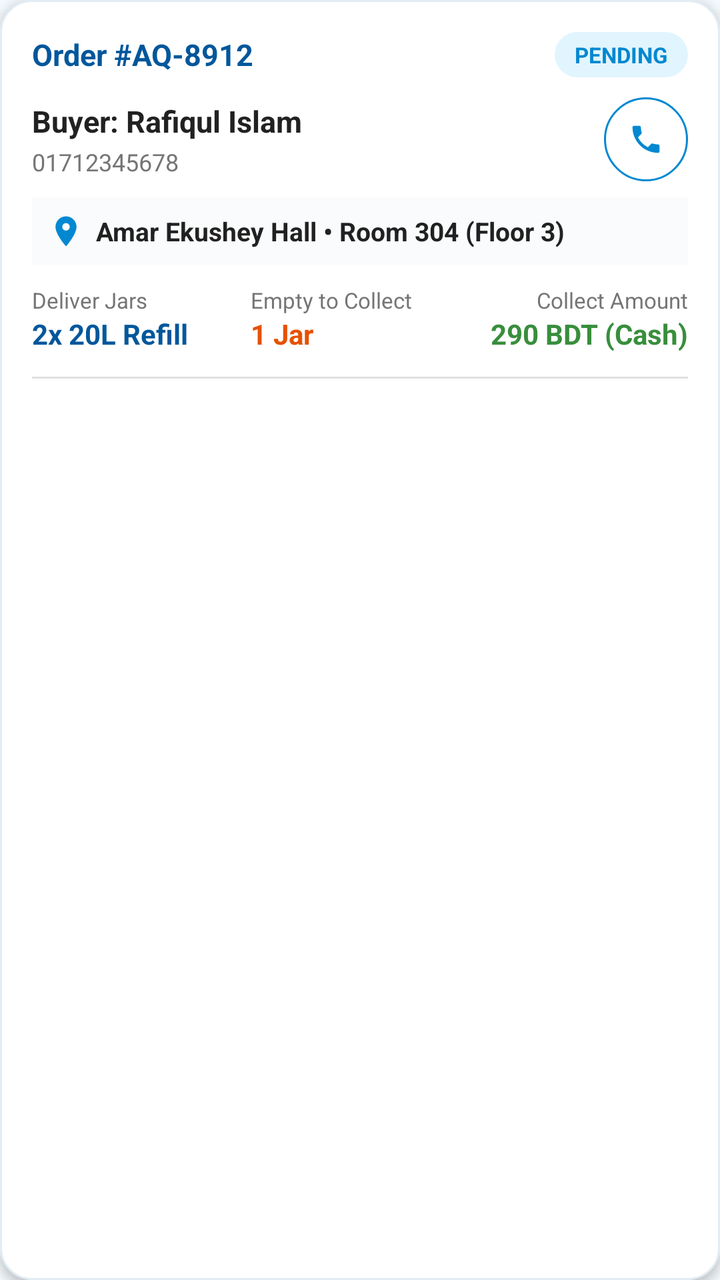
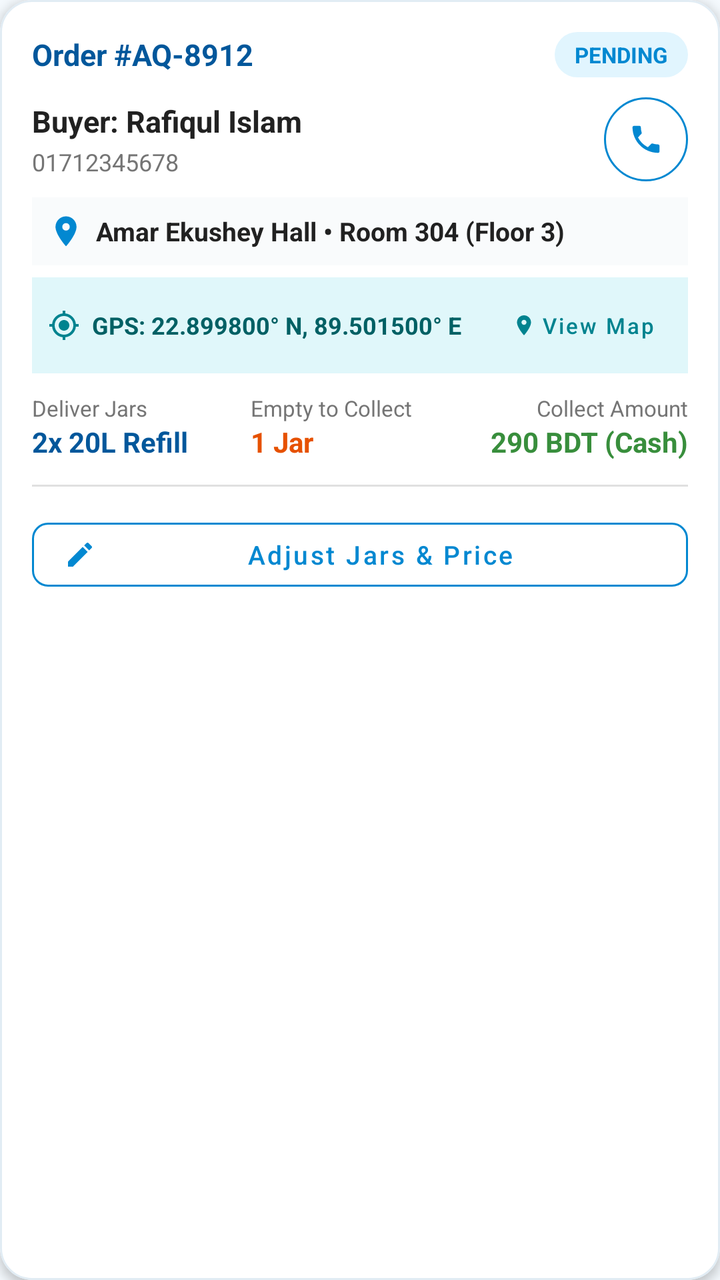

Two renders of the same Android screen: before a commit and after it. Below are the layout's source before the change and the commit's diff.
<!-- AndroidManifest.xml: application theme Theme.AquaDrop -->
<!-- res/layout/item_seller_order.xml -->
<?xml version="1.0" encoding="utf-8"?>
<com.google.android.material.card.MaterialCardView xmlns:android="http://schemas.android.com/apk/res/android"
    xmlns:app="http://schemas.android.com/apk/res-auto"
    android:layout_width="match_parent"
    android:layout_height="wrap_content"
    android:layout_marginBottom="14dp"
    app:cardBackgroundColor="@color/card_background"
    app:cardCornerRadius="16dp"
    app:cardElevation="3dp"
    app:strokeColor="@color/card_stroke"
    app:strokeWidth="1dp">

    <LinearLayout
        android:layout_width="match_parent"
        android:layout_height="wrap_content"
        android:orientation="vertical"
        android:padding="16dp">

        
        <LinearLayout
            android:layout_width="match_parent"
            android:layout_height="wrap_content"
            android:gravity="center_vertical"
            android:orientation="horizontal">

            <TextView
                android:id="@+id/tvSellerOrderId"
                android:layout_width="wrap_content"
                android:layout_height="wrap_content"
                android:text="Order #AQ-8912"
                android:textColor="@color/primary_dark"
                android:textSize="15sp"
                android:textStyle="bold" />

            <TextView
                android:id="@+id/tvUrgentBadge"
                android:layout_width="wrap_content"
                android:layout_height="wrap_content"
                android:layout_marginStart="8dp"
                android:background="#FFEBEE"
                android:paddingStart="8dp"
                android:paddingTop="2dp"
                android:paddingEnd="8dp"
                android:paddingBottom="2dp"
                android:text="EXPRESS"
                android:textColor="@color/urgent_red"
                android:textSize="10sp"
                android:textStyle="bold"
                android:visibility="gone" />

            <View
                android:layout_width="0dp"
                android:layout_height="1dp"
                android:layout_weight="1" />

            <TextView
                android:id="@+id/tvSellerOrderStatus"
                android:layout_width="wrap_content"
                android:layout_height="wrap_content"
                android:background="@drawable/bg_badge"
                android:text="PENDING"
                android:textColor="@color/primary"
                android:textSize="11sp"
                android:textStyle="bold" />
        </LinearLayout>

        
        <LinearLayout
            android:layout_width="match_parent"
            android:layout_height="wrap_content"
            android:layout_marginTop="10dp"
            android:gravity="center_vertical"
            android:orientation="horizontal">

            <LinearLayout
                android:layout_width="0dp"
                android:layout_height="wrap_content"
                android:layout_weight="1"
                android:orientation="vertical">

                <TextView
                    android:id="@+id/tvBuyerName"
                    android:layout_width="wrap_content"
                    android:layout_height="wrap_content"
                    android:text="Buyer: Rafiqul Islam"
                    android:textColor="@color/text_primary"
                    android:textSize="15sp"
                    android:textStyle="bold" />

                <TextView
                    android:id="@+id/tvBuyerPhone"
                    android:layout_width="wrap_content"
                    android:layout_height="wrap_content"
                    android:layout_marginTop="2dp"
                    android:text="01712345678"
                    android:textColor="@color/text_secondary"
                    android:textSize="12sp" />
            </LinearLayout>

            <com.google.android.material.button.MaterialButton
                android:id="@+id/btnCallBuyer"
                style="@style/Widget.MaterialComponents.Button.OutlinedButton"
                android:layout_width="42dp"
                android:layout_height="42dp"
                android:insetLeft="0dp"
                android:insetTop="0dp"
                android:insetRight="0dp"
                android:insetBottom="0dp"
                android:padding="0dp"
                app:cornerRadius="21dp"
                app:icon="@drawable/ic_call"
                app:iconGravity="textStart"
                app:iconPadding="0dp"
                app:iconSize="18dp"
                app:iconTint="@color/primary"
                app:strokeColor="@color/primary" />
        </LinearLayout>

        
        <LinearLayout
            android:layout_width="match_parent"
            android:layout_height="wrap_content"
            android:layout_marginTop="8dp"
            android:background="#F9FBFC"
            android:gravity="center_vertical"
            android:orientation="horizontal"
            android:padding="8dp">

            <ImageView
                android:layout_width="18dp"
                android:layout_height="18dp"
                android:contentDescription="Location"
                android:src="@drawable/ic_location_pin"
                app:tint="@color/primary" />

            <TextView
                android:id="@+id/tvDeliveryAddress"
                android:layout_width="wrap_content"
                android:layout_height="wrap_content"
                android:layout_marginStart="6dp"
                android:text="Amar Ekushey Hall • Room 304 (Floor 3)"
                android:textColor="@color/text_primary"
                android:textSize="13sp"
                android:textStyle="bold" />
        </LinearLayout>

        
        <LinearLayout
            android:layout_width="match_parent"
            android:layout_height="wrap_content"
            android:layout_marginTop="10dp"
            android:orientation="horizontal">

            <LinearLayout
                android:layout_width="0dp"
                android:layout_height="wrap_content"
                android:layout_weight="1"
                android:orientation="vertical">

                <TextView
                    android:layout_width="wrap_content"
                    android:layout_height="wrap_content"
                    android:text="Deliver Jars"
                    android:textColor="@color/text_secondary"
                    android:textSize="11sp" />

                <TextView
                    android:id="@+id/tvJarsToDeliver"
                    android:layout_width="wrap_content"
                    android:layout_height="wrap_content"
                    android:text="2x 20L Refill"
                    android:textColor="@color/primary_dark"
                    android:textSize="14sp"
                    android:textStyle="bold" />
            </LinearLayout>

            <LinearLayout
                android:layout_width="0dp"
                android:layout_height="wrap_content"
                android:layout_weight="1"
                android:orientation="vertical">

                <TextView
                    android:layout_width="wrap_content"
                    android:layout_height="wrap_content"
                    android:text="Empty to Collect"
                    android:textColor="@color/text_secondary"
                    android:textSize="11sp" />

                <TextView
                    android:id="@+id/tvJarsToCollect"
                    android:layout_width="wrap_content"
                    android:layout_height="wrap_content"
                    android:text="1 Jar"
                    android:textColor="#E65100"
                    android:textSize="14sp"
                    android:textStyle="bold" />
            </LinearLayout>

            <LinearLayout
                android:layout_width="0dp"
                android:layout_height="wrap_content"
                android:layout_weight="1"
                android:gravity="end"
                android:orientation="vertical">

                <TextView
                    android:layout_width="wrap_content"
                    android:layout_height="wrap_content"
                    android:text="Collect Amount"
                    android:textColor="@color/text_secondary"
                    android:textSize="11sp" />

                <TextView
                    android:id="@+id/tvPaymentSummary"
                    android:layout_width="wrap_content"
                    android:layout_height="wrap_content"
                    android:text="290 BDT (Cash)"
                    android:textColor="@color/success_green"
                    android:textSize="14sp"
                    android:textStyle="bold" />
            </LinearLayout>
        </LinearLayout>

        <TextView
            android:id="@+id/tvBkashTrxDetails"
            android:layout_width="wrap_content"
            android:layout_height="wrap_content"
            android:layout_marginTop="4dp"
            android:text="bKash TrxID: 9J28DA1 (Paid)"
            android:textColor="@color/primary"
            android:textSize="11sp"
            android:visibility="gone" />

        <View
            android:layout_width="match_parent"
            android:layout_height="1dp"
            android:layout_marginTop="12dp"
            android:layout_marginBottom="12dp"
            android:background="@color/divider" />

        

        
        <com.google.android.material.button.MaterialButton
            android:id="@+id/btnAcceptOrder"
            android:layout_width="match_parent"
            android:layout_height="46dp"
            android:backgroundTint="@color/primary"
            android:text="Accept Order"
            android:textAllCaps="false"
            android:textColor="@color/white"
            android:textSize="13sp"
            android:visibility="gone"
            app:cornerRadius="8dp" />

        
        <com.google.android.material.button.MaterialButton
            android:id="@+id/btnStartDelivery"
            android:layout_width="match_parent"
            android:layout_height="46dp"
            android:backgroundTint="@color/accent"
            android:text="Start Van Delivery (Go Live)"
            android:textAllCaps="false"
            android:textColor="@color/white"
            android:textSize="13sp"
            android:visibility="gone"
            app:cornerRadius="8dp"
            app:icon="@drawable/ic_delivery_van"
            app:iconSize="18dp"
            app:iconTint="@color/white" />

        
        <LinearLayout
            android:id="@+id/llOutForDeliveryActions"
            android:layout_width="match_parent"
            android:layout_height="wrap_content"
            android:orientation="horizontal"
            android:visibility="gone">

            <com.google.android.material.button.MaterialButton
                android:id="@+id/btnOpenLiveMap"
                style="@style/Widget.MaterialComponents.Button.OutlinedButton"
                android:layout_width="0dp"
                android:layout_height="46dp"
                android:layout_marginEnd="6dp"
                android:layout_weight="1"
                android:text="Open Live Map"
                android:textAllCaps="false"
                android:textColor="@color/primary"
                android:textSize="12sp"
                app:cornerRadius="8dp"
                app:icon="@drawable/ic_location_pin"
                app:iconSize="16dp"
                app:iconTint="@color/primary"
                app:strokeColor="@color/primary" />

            <com.google.android.material.button.MaterialButton
                android:id="@+id/btnScanBuyerQr"
                android:layout_width="0dp"
                android:layout_height="46dp"
                android:layout_marginStart="6dp"
                android:layout_weight="1"
                android:backgroundTint="@color/success_green"
                android:text="Scan Buyer QR"
                android:textAllCaps="false"
                android:textColor="@color/white"
                android:textSize="12sp"
                app:cornerRadius="8dp"
                app:icon="@drawable/ic_qr_code"
                app:iconSize="16dp"
                app:iconTint="@color/white" />
        </LinearLayout>

        
        <TextView
            android:id="@+id/tvDeliveredConfirmation"
            android:layout_width="match_parent"
            android:layout_height="wrap_content"
            android:gravity="center"
            android:padding="6dp"
            android:text="✓ Order delivered and bottle ledger synchronized."
            android:textColor="@color/success_green"
            android:textSize="12sp"
            android:textStyle="bold"
            android:visibility="gone" />

    </LinearLayout>

</com.google.android.material.card.MaterialCardView>
<!-- resources referenced by this layout -->
<resources>
  <color name="accent">#00BCD4</color>
  <color name="card_background">#FFFFFF</color>
  <color name="card_stroke">#E1ECF4</color>
  <color name="divider">#E0E0E0</color>
  <color name="primary">#0288D1</color>
  <color name="primary_dark">#01579B</color>
  <color name="success_green">#388E3C</color>
  <color name="text_primary">#212121</color>
  <color name="text_secondary">#757575</color>
  <color name="urgent_red">#D32F2F</color>
  <color name="white">#FFFFFF</color>
  <!-- drawable bg_badge (drawable) -->
  <?xml version="1.0" encoding="utf-8"?>
  <shape xmlns:android="http://schemas.android.com/apk/res/android"
      android:shape="rectangle">
      <corners android:radius="12dp" />
      <solid android:color="#E1F5FE" />
      <padding
          android:left="10dp"
          android:top="4dp"
          android:right="10dp"
          android:bottom="4dp" />
  </shape>
  <!-- drawable ic_call (drawable) -->
  <vector xmlns:android="http://schemas.android.com/apk/res/android"
      android:width="24dp"
      android:height="24dp"
      android:viewportWidth="24"
      android:viewportHeight="24">
      <path
          android:fillColor="#0288D1"
          android:pathData="M20.01,15.38c-1.23,0 -2.42,-0.2 -3.53,-0.56 -0.35,-0.12 -0.74,-0.03 -1.02,0.24l-2.2,2.2c-2.83,-1.44 -5.15,-3.75 -6.59,-6.59l2.2,-2.21c0.28,-0.26 0.36,-0.65 0.25,-1C8.76,6.35 8.56,5.16 8.56,3.93 8.56,3.42 8.14,3 7.63,3H4.06C3.55,3 3,3.42 3,3.93 3,13.36 10.64,21 20.07,21c0.51,0 0.93,-0.42 0.93,-0.93v-3.69c0,-0.51 -0.42,-0.93 -0.99,-1z" />
  </vector>
  <!-- drawable ic_delivery_van (drawable) -->
  <vector xmlns:android="http://schemas.android.com/apk/res/android"
      android:width="24dp"
      android:height="24dp"
      android:viewportWidth="24"
      android:viewportHeight="24">
      <path
          android:fillColor="#0288D1"
          android:pathData="M20,8h-3V4H1v13h2c0,1.66 1.34,3 3,3s3,-1.34 3,-3h6c0,1.66 1.34,3 3,3s3,-1.34 3,-3h2v-5l-4,-4zM6,18.5c-0.83,0 -1.5,-0.67 -1.5,-1.5s0.67,-1.5 1.5,-1.5 1.5,0.67 1.5,1.5 -0.67,1.5 -1.5,1.5zM18,18.5c-0.83,0 -1.5,-0.67 -1.5,-1.5s0.67,-1.5 1.5,-1.5 1.5,0.67 1.5,1.5 -0.67,1.5 -1.5,1.5zM17,12V9.5h2.5l2,2.5H17z" />
  </vector>
  <!-- drawable ic_location_pin (drawable) -->
  <vector xmlns:android="http://schemas.android.com/apk/res/android"
      android:width="24dp"
      android:height="24dp"
      android:viewportWidth="24"
      android:viewportHeight="24">
      <path
          android:fillColor="#0288D1"
          android:pathData="M12,2C8.13,2 5,5.13 5,9c0,5.25 7,13 7,13s7,-7.75 7,-13c0,-3.87 -3.13,-7 -7,-7zM12,11.5c-1.38,0 -2.5,-1.12 -2.5,-2.5s1.12,-2.5 2.5,-2.5 2.5,1.12 2.5,2.5 -1.12,2.5 -2.5,2.5z" />
  </vector>
  <color name="background">#F4F9FD</color>
  <!-- unchanged entries left out for length: 2 -->
</resources>

<!-- the commit's change to res/layout/item_seller_order.xml (unified diff, before → after) -->
@@ -146,6 +146,54 @@
 
         
         <LinearLayout
+            android:id="@+id/llSellerGpsRow"
+            android:layout_width="match_parent"
+            android:layout_height="wrap_content"
+            android:layout_marginTop="6dp"
+            android:background="#E0F7FA"
+            android:gravity="center_vertical"
+            android:orientation="horizontal"
+            android:padding="8dp">
+
+            <ImageView
+                android:layout_width="16dp"
+                android:layout_height="16dp"
+                android:contentDescription="GPS"
+                android:src="@drawable/ic_gps"
+                app:tint="#00838F" />
+
+            <TextView
+                android:id="@+id/tvBuyerGpsCoordinates"
+                android:layout_width="0dp"
+                android:layout_height="wrap_content"
+                android:layout_marginStart="6dp"
+                android:layout_weight="1"
+                android:text="GPS: 22.899800° N, 89.501500° E"
+                android:textColor="#006064"
+                android:textSize="12sp"
+                android:textStyle="bold" />
+
+            <com.google.android.material.button.MaterialButton
+                android:id="@+id/btnViewGpsOnMap"
+                style="@style/Widget.MaterialComponents.Button.TextButton"
+                android:layout_width="wrap_content"
+                android:layout_height="32dp"
+                android:insetTop="0dp"
+                android:insetBottom="0dp"
+                android:paddingStart="8dp"
+                android:paddingEnd="8dp"
+                android:text="View Map"
+                android:textAllCaps="false"
+                android:textColor="#00838F"
+                android:textSize="11sp"
+                app:icon="@drawable/ic_location_pin"
+                app:iconPadding="2dp"
+                app:iconSize="12dp"
+                app:iconTint="#00838F" />
+        </LinearLayout>
+
+        
+        <LinearLayout
             android:layout_width="match_parent"
             android:layout_height="wrap_content"
             android:layout_marginTop="10dp"
@@ -240,19 +288,39 @@
             android:background="@color/divider" />
 
         
+        <com.google.android.material.button.MaterialButton
+            android:id="@+id/btnEditOrder"
+            style="@style/Widget.MaterialComponents.Button.OutlinedButton"
+            android:layout_width="match_parent"
+            android:layout_height="44dp"
+            android:layout_marginBottom="8dp"
+            android:text="Adjust Jars &amp; Price"
+            android:textAllCaps="false"
+            android:textColor="@color/primary"
+            android:textSize="13sp"
+            app:cornerRadius="8dp"
+            app:icon="@drawable/ic_edit"
+            app:iconSize="16dp"
+            app:iconTint="@color/primary"
+            app:strokeColor="@color/primary" />
+
+        
 
         
         <com.google.android.material.button.MaterialButton
             android:id="@+id/btnAcceptOrder"
             android:layout_width="match_parent"
-            android:layout_height="46dp"
+            android:layout_height="48dp"
             android:backgroundTint="@color/primary"
-            android:text="Accept Order"
+            android:text="Accept Order &amp; Start Delivery"
             android:textAllCaps="false"
             android:textColor="@color/white"
             android:textSize="13sp"
             android:visibility="gone"
-            app:cornerRadius="8dp" />
+            app:cornerRadius="8dp"
+            app:icon="@drawable/ic_delivery_van"
+            app:iconSize="18dp"
+            app:iconTint="@color/white" />
 
         
         <com.google.android.material.button.MaterialButton
<!-- resource entries referenced after the edit -->
@@ -43,6 +43,26 @@
           android:fillColor="#0288D1"
           android:pathData="M20,8h-3V4H1v13h2c0,1.66 1.34,3 3,3s3,-1.34 3,-3h6c0,1.66 1.34,3 3,3s3,-1.34 3,-3h2v-5l-4,-4zM6,18.5c-0.83,0 -1.5,-0.67 -1.5,-1.5s0.67,-1.5 1.5,-1.5 1.5,0.67 1.5,1.5 -0.67,1.5 -1.5,1.5zM18,18.5c-0.83,0 -1.5,-0.67 -1.5,-1.5s0.67,-1.5 1.5,-1.5 1.5,0.67 1.5,1.5 -0.67,1.5 -1.5,1.5zM17,12V9.5h2.5l2,2.5H17z" />
   </vector>
+  <!-- drawable ic_edit (drawable) -->
+  <vector xmlns:android="http://schemas.android.com/apk/res/android"
+      android:width="24dp"
+      android:height="24dp"
+      android:viewportWidth="24"
+      android:viewportHeight="24">
+    <path
+        android:fillColor="@android:color/white"
+        android:pathData="M3,17.25V21h3.75L17.81,9.94l-3.75,-3.75L3,17.25zM20.71,7.04c0.39,-0.39 0.39,-1.02 0,-1.41l-2.34,-2.34c-0.39,-0.39 -1.02,-0.39 -1.41,0l-1.83,1.83 3.75,3.75 1.83,-1.83z"/>
+  </vector>
+  <!-- drawable ic_gps (drawable) -->
+  <vector xmlns:android="http://schemas.android.com/apk/res/android"
+      android:width="24dp"
+      android:height="24dp"
+      android:viewportWidth="24"
+      android:viewportHeight="24">
+    <path
+        android:fillColor="@android:color/white"
+        android:pathData="M12,8c-2.21,0 -4,1.79 -4,4s1.79,4 4,4 4,-1.79 4,-4 -1.79,-4 -4,-4zM20.94,11c-0.46,-4.17 -3.77,-7.48 -7.94,-7.94L13,1h-2v2.06C6.83,3.52 3.52,6.83 3.06,11L1,11v2h2.06c0.46,4.17 3.77,7.48 7.94,7.94L11,23h2v-2.06c4.17,-0.46 7.48,-3.77 7.94,-7.94L23,13v-2h-2.06zM12,19c-3.87,0 -7,-3.13 -7,-7s3.13,-7 7,-7 7,3.13 7,7 -3.13,7 -7,7z"/>
+  </vector>
   <!-- drawable ic_location_pin (drawable) -->
   <vector xmlns:android="http://schemas.android.com/apk/res/android"
       android:width="24dp"
